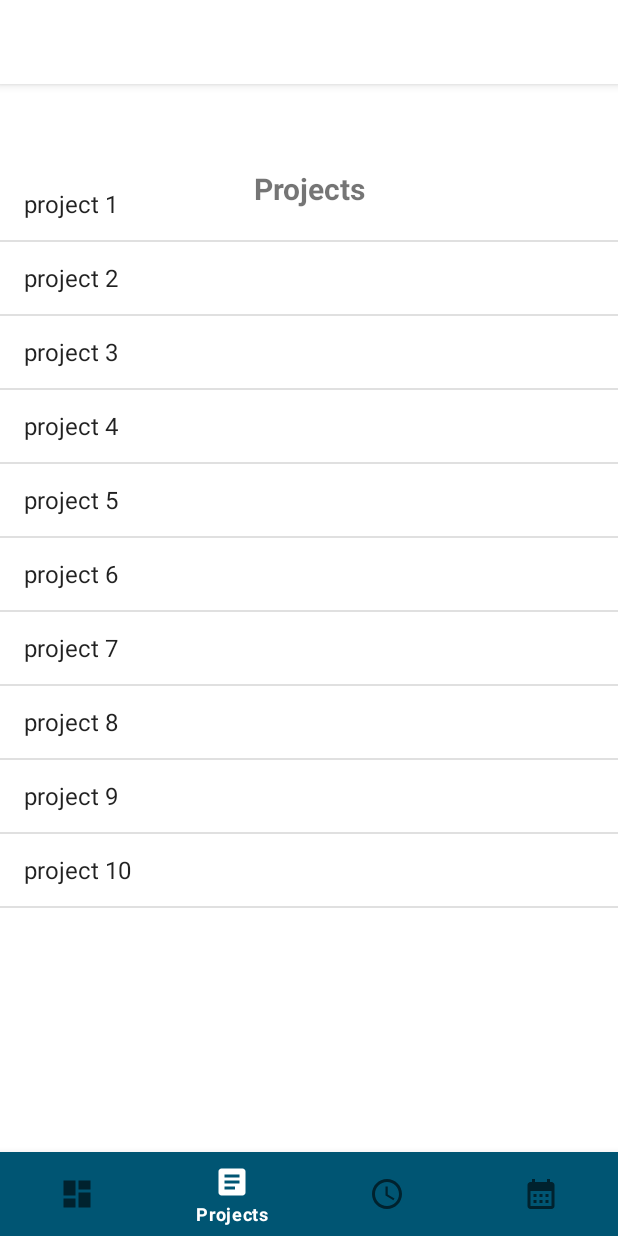
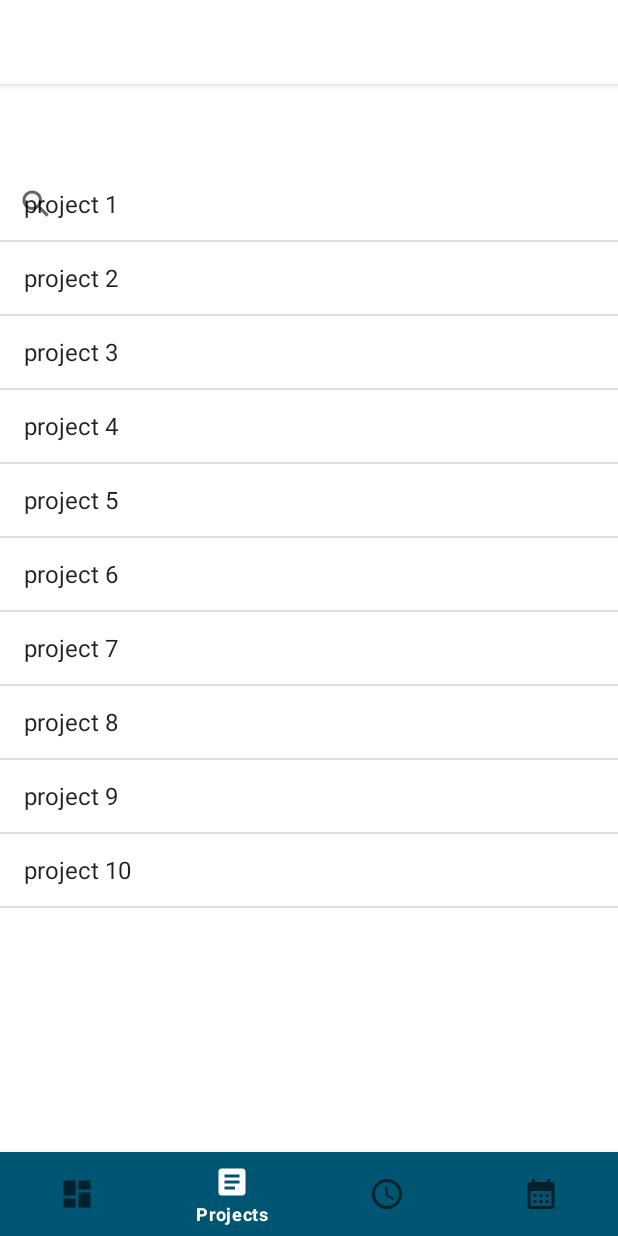
Before and after one commit to StijnMapper/Timeregistration, an Android app: the ProjectsFragment screen opened through its navigation route, on a phone screen of 412 x 824 dp. Run offline under Robolectric (Android 15) with nearby library versions, the phone set to English and light mode, and no system bars; our stand-ins replace navigation-ui.

Commit message:
Update fragment_projects.xml
Feat: projects listview layout

```diff
--- a/MyApplication/app/src/main/res/layout/fragment_projects.xml
+++ b/MyApplication/app/src/main/res/layout/fragment_projects.xml
@@ -6,25 +6,14 @@
         xmlns:app="http://schemas.android.com/apk/res-auto"
         tools:context=".ui.projects.ProjectsFragment">
 
-        <ListView
+    <SearchView
+        android:layout_width="match_parent"
+        android:layout_height="wrap_content" />
+
+    <ListView
             android:id="@+id/listview"
             android:layout_width="match_parent"
-            android:layout_height="match_parent"
+            android:layout_height="match_parent" />
 
-            />
-
-        <TextView
-            android:id="@+id/textProject"
-            android:layout_width="match_parent"
-            android:layout_height="wrap_content"
-            android:text="Projects"
-            android:layout_gravity="center"
-            android:textStyle="bold"
-            android:textAlignment="center"
-            android:textSize="20sp"
-            app:layout_constraintBottom_toBottomOf="parent"
-            app:layout_constraintEnd_toEndOf="parent"
-            app:layout_constraintStart_toStartOf="parent"
-            app:layout_constraintTop_toTopOf="parent" />
 
     </RelativeLayout>
```
